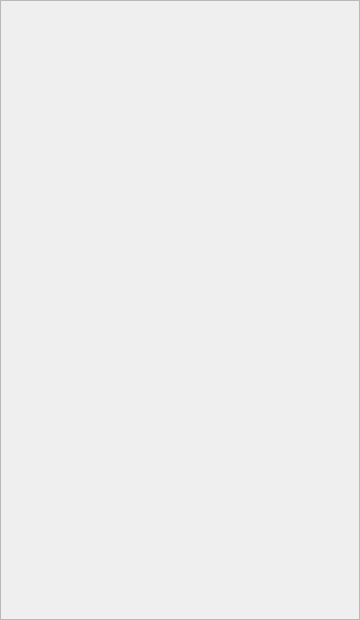
Above: ChatClient/ui/authenfrienddlg.ui from MvpBruce/MyChat before the change. Below: the same form after it.
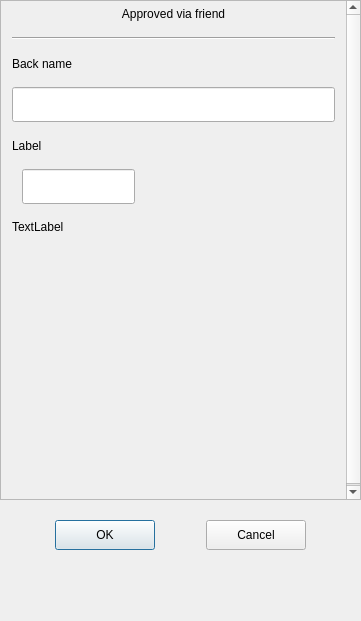
That is the form after the change. Custom widgets are drawn as their Qt base class.

Commit message: 1.get authen friend icon error 2.authen friend dlg

What changed in the file:
```diff
--- a/ChatClient/ui/authenfrienddlg.ui
+++ b/ChatClient/ui/authenfrienddlg.ui
@@ -6,8 +6,8 @@
    <rect>
     <x>0</x>
     <y>0</y>
-    <width>360</width>
-    <height>620</height>
+    <width>361</width>
+    <height>621</height>
    </rect>
   </property>
   <property name="sizePolicy">
@@ -18,14 +18,14 @@
   </property>
   <property name="minimumSize">
    <size>
-    <width>360</width>
-    <height>620</height>
+    <width>361</width>
+    <height>621</height>
    </size>
   </property>
   <property name="maximumSize">
    <size>
-    <width>360</width>
-    <height>620</height>
+    <width>361</width>
+    <height>621</height>
    </size>
   </property>
   <property name="windowTitle">
@@ -63,8 +63,8 @@
        <rect>
         <x>0</x>
         <y>0</y>
-        <width>358</width>
-        <height>618</height>
+        <width>342</width>
+        <height>500</height>
        </rect>
       </property>
       <property name="minimumSize">
@@ -73,12 +73,484 @@
         <height>500</height>
        </size>
       </property>
-      <layout class="QVBoxLayout" name="verticalLayout_3"/>
+      <layout class="QVBoxLayout" name="verticalLayout_3">
+       <property name="spacing">
+        <number>0</number>
+       </property>
+       <property name="leftMargin">
+        <number>0</number>
+       </property>
+       <property name="topMargin">
+        <number>0</number>
+       </property>
+       <property name="rightMargin">
+        <number>0</number>
+       </property>
+       <property name="bottomMargin">
+        <number>0</number>
+       </property>
+       <item>
+        <widget class="QLabel" name="applyLabel">
+         <property name="minimumSize">
+          <size>
+           <width>0</width>
+           <height>25</height>
+          </size>
+         </property>
+         <property name="maximumSize">
+          <size>
+           <width>16777215</width>
+           <height>25</height>
+          </size>
+         </property>
+         <property name="text">
+          <string>Approved via friend</string>
+         </property>
+         <property name="alignment">
+          <set>Qt::AlignmentFlag::AlignCenter</set>
+         </property>
+        </widget>
+       </item>
+       <item>
+        <widget class="QWidget" name="applyWid" native="true">
+         <layout class="QVBoxLayout" name="verticalLayout_2">
+          <property name="spacing">
+           <number>11</number>
+          </property>
+          <property name="leftMargin">
+           <number>11</number>
+          </property>
+          <property name="topMargin">
+           <number>11</number>
+          </property>
+          <property name="rightMargin">
+           <number>11</number>
+          </property>
+          <property name="bottomMargin">
+           <number>11</number>
+          </property>
+          <item>
+           <widget class="Line" name="line">
+            <property name="orientation">
+             <enum>Qt::Orientation::Horizontal</enum>
+            </property>
+           </widget>
+          </item>
+          <item>
+           <widget class="QLabel" name="label">
+            <property name="minimumSize">
+             <size>
+              <width>0</width>
+              <height>25</height>
+             </size>
+            </property>
+            <property name="maximumSize">
+             <size>
+              <width>16777215</width>
+              <height>25</height>
+             </size>
+            </property>
+            <property name="text">
+             <string>Back name</string>
+            </property>
+           </widget>
+          </item>
+          <item>
+           <widget class="SearchLineEdit" name="backEdit">
+            <property name="minimumSize">
+             <size>
+              <width>0</width>
+              <height>35</height>
+             </size>
+            </property>
+            <property name="maximumSize">
+             <size>
+              <width>16777215</width>
+              <height>35</height>
+             </size>
+            </property>
+           </widget>
+          </item>
+          <item>
+           <widget class="QLabel" name="label_2">
+            <property name="minimumSize">
+             <size>
+              <width>0</width>
+              <height>25</height>
+             </size>
+            </property>
+            <property name="maximumSize">
+             <size>
+              <width>16777215</width>
+              <height>25</height>
+             </size>
+            </property>
+            <property name="text">
+             <string>Label</string>
+            </property>
+           </widget>
+          </item>
+          <item>
+           <widget class="QWidget" name="labelGroupWid" native="true">
+            <layout class="QVBoxLayout" name="verticalLayout_4">
+             <property name="spacing">
+              <number>0</number>
+             </property>
+             <property name="leftMargin">
+              <number>0</number>
+             </property>
+             <property name="topMargin">
+              <number>0</number>
+             </property>
+             <property name="rightMargin">
+              <number>0</number>
+             </property>
+             <property name="bottomMargin">
+              <number>0</number>
+             </property>
+             <item>
+              <widget class="QWidget" name="widget" native="true">
+               <property name="minimumSize">
+                <size>
+                 <width>0</width>
+                 <height>40</height>
+                </size>
+               </property>
+               <property name="maximumSize">
+                <size>
+                 <width>16777215</width>
+                 <height>40</height>
+                </size>
+               </property>
+               <widget class="SearchLineEdit" name="labelEdit">
+                <property name="geometry">
+                 <rect>
+                  <x>10</x>
+                  <y>0</y>
+                  <width>113</width>
+                  <height>35</height>
+                 </rect>
+                </property>
+                <property name="minimumSize">
+                 <size>
+                  <width>0</width>
+                  <height>0</height>
+                 </size>
+                </property>
+                <property name="maximumSize">
+                 <size>
+                  <width>16777215</width>
+                  <height>35</height>
+                 </size>
+                </property>
+               </widget>
+              </widget>
+             </item>
+             <item>
+              <widget class="QWidget" name="inputTipWid" native="true">
+               <property name="minimumSize">
+                <size>
+                 <width>0</width>
+                 <height>0</height>
+                </size>
+               </property>
+               <layout class="QVBoxLayout" name="verticalLayout_5">
+                <property name="spacing">
+                 <number>0</number>
+                </property>
+                <property name="leftMargin">
+                 <number>0</number>
+                </property>
+                <property name="topMargin">
+                 <number>0</number>
+                </property>
+                <property name="rightMargin">
+                 <number>0</number>
+                </property>
+                <property name="bottomMargin">
+                 <number>0</number>
+                </property>
+                <item>
+                 <widget class="TipLabel" name="tipLb">
+                  <property name="minimumSize">
+                   <size>
+                    <width>0</width>
+                    <height>35</height>
+                   </size>
+                  </property>
+                  <property name="text">
+                   <string>TextLabel</string>
+                  </property>
+                 </widget>
+                </item>
+               </layout>
+              </widget>
+             </item>
+             <item>
+              <widget class="QWidget" name="widget_3" native="true">
+               <property name="minimumSize">
+                <size>
+                 <width>0</width>
+                 <height>60</height>
+                </size>
+               </property>
+               <layout class="QHBoxLayout" name="horizontalLayout">
+                <property name="spacing">
+                 <number>0</number>
+                </property>
+                <property name="leftMargin">
+                 <number>0</number>
+                </property>
+                <property name="topMargin">
+                 <number>0</number>
+                </property>
+                <property name="rightMargin">
+                 <number>0</number>
+                </property>
+                <property name="bottomMargin">
+                 <number>0</number>
+                </property>
+                <item>
+                 <widget class="QWidget" name="labelList" native="true">
+                  <property name="minimumSize">
+                   <size>
+                    <width>287</width>
+                    <height>50</height>
+                   </size>
+                  </property>
+                  <property name="maximumSize">
+                   <size>
+                    <width>287</width>
+                    <height>16777215</height>
+                   </size>
+                  </property>
+                 </widget>
+                </item>
+                <item>
+                 <widget class="QWidget" name="moreLabelWid" native="true">
+                  <property name="minimumSize">
+                   <size>
+                    <width>30</width>
+                    <height>0</height>
+                   </size>
+                  </property>
+                  <property name="maximumSize">
+                   <size>
+                    <width>30</width>
+                    <height>16777215</height>
+                   </size>
+                  </property>
+                  <layout class="QVBoxLayout" name="verticalLayout_6">
+                   <property name="spacing">
+                    <number>0</number>
+                   </property>
+                   <property name="leftMargin">
+                    <number>2</number>
+                   </property>
+                   <property name="topMargin">
+                    <number>2</number>
+                   </property>
+                   <property name="rightMargin">
+                    <number>2</number>
+                   </property>
+                   <property name="bottomMargin">
+                    <number>2</number>
+                   </property>
+                   <item>
+                    <spacer name="verticalSpacer">
+                     <property name="orientation">
+                      <enum>Qt::Orientation::Vertical</enum>
+                     </property>
+                     <property name="sizeHint" stdset="0">
+                      <size>
+                       <width>20</width>
+                       <height>154</height>
+                      </size>
+                     </property>
+                    </spacer>
+                   </item>
+                   <item>
+                    <widget class="QLabel" name="moreLabel">
+                     <property name="minimumSize">
+                      <size>
+                       <width>25</width>
+                       <height>25</height>
+                      </size>
+                     </property>
+                     <property name="maximumSize">
+                      <size>
+                       <width>25</width>
+                       <height>25</height>
+                      </size>
+                     </property>
+                     <property name="text">
+                      <string/>
+                     </property>
+                    </widget>
+                   </item>
+                   <item>
+                    <spacer name="verticalSpacer_2">
+                     <property name="orientation">
+                      <enum>Qt::Orientation::Vertical</enum>
+                     </property>
+                     <property name="sizeType">
+                      <enum>QSizePolicy::Policy::Fixed</enum>
+                     </property>
+                     <property name="sizeHint" stdset="0">
+                      <size>
+                       <width>20</width>
+                       <height>60</height>
+                      </size>
+                     </property>
+                    </spacer>
+                   </item>
+                  </layout>
+                 </widget>
+                </item>
+               </layout>
+              </widget>
+             </item>
+            </layout>
+           </widget>
+          </item>
+         </layout>
+        </widget>
+       </item>
+      </layout>
      </widget>
     </widget>
    </item>
+   <item>
+    <spacer name="verticalSpacer_3">
+     <property name="orientation">
+      <enum>Qt::Orientation::Vertical</enum>
+     </property>
+     <property name="sizeType">
+      <enum>QSizePolicy::Policy::Fixed</enum>
+     </property>
+     <property name="sizeHint" stdset="0">
+      <size>
+       <width>20</width>
+       <height>10</height>
+      </size>
+     </property>
+    </spacer>
+   </item>
+   <item>
+    <widget class="QWidget" name="applyConfirmWid" native="true">
+     <property name="minimumSize">
+      <size>
+       <width>0</width>
+       <height>50</height>
+      </size>
+     </property>
+     <layout class="QHBoxLayout" name="horizontalLayout_2">
+      <item>
+       <spacer name="horizontalSpacer">
+        <property name="orientation">
+         <enum>Qt::Orientation::Horizontal</enum>
+        </property>
+        <property name="sizeHint" stdset="0">
+         <size>
+          <width>40</width>
+          <height>20</height>
+         </size>
+        </property>
+       </spacer>
+      </item>
+      <item>
+       <widget class="StateBtn" name="okBtn">
+        <property name="minimumSize">
+         <size>
+          <width>100</width>
+          <height>30</height>
+         </size>
+        </property>
+        <property name="maximumSize">
+         <size>
+          <width>100</width>
+          <height>30</height>
+         </size>
+        </property>
+        <property name="text">
+         <string>OK</string>
+        </property>
+       </widget>
+      </item>
+      <item>
+       <spacer name="horizontalSpacer_2">
+        <property name="orientation">
+         <enum>Qt::Orientation::Horizontal</enum>
+        </property>
+        <property name="sizeHint" stdset="0">
+         <size>
+          <width>40</width>
+          <height>20</height>
+         </size>
+        </property>
+       </spacer>
+      </item>
+      <item>
+       <widget class="StateBtn" name="cancelBtn">
+        <property name="minimumSize">
+         <size>
+          <width>100</width>
+          <height>30</height>
+         </size>
+        </property>
+        <property name="text">
+         <string>Cancel</string>
+        </property>
+       </widget>
+      </item>
+      <item>
+       <spacer name="horizontalSpacer_3">
+        <property name="orientation">
+         <enum>Qt::Orientation::Horizontal</enum>
+        </property>
+        <property name="sizeHint" stdset="0">
+         <size>
+          <width>40</width>
+          <height>20</height>
+         </size>
+        </property>
+       </spacer>
+      </item>
+     </layout>
+    </widget>
+   </item>
+   <item>
+    <spacer name="verticalSpacer_4">
+     <property name="orientation">
+      <enum>Qt::Orientation::Vertical</enum>
+     </property>
+     <property name="sizeHint" stdset="0">
+      <size>
+       <width>20</width>
+       <height>40</height>
+      </size>
+     </property>
+    </spacer>
+   </item>
   </layout>
  </widget>
+ <customwidgets>
+  <customwidget>
+   <class>SearchLineEdit</class>
+   <extends>QLineEdit</extends>
+   <header location="global">widgets/searchlineedit.h</header>
+  </customwidget>
+  <customwidget>
+   <class>TipLabel</class>
+   <extends>QLabel</extends>
+   <header location="global">widgets/tiplabel.h</header>
+  </customwidget>
+  <customwidget>
+   <class>StateBtn</class>
+   <extends>QPushButton</extends>
+   <header location="global">buttons/statebtn.h</header>
+  </customwidget>
+ </customwidgets>
  <resources/>
  <connections/>
 </ui>
```
The commit also changes 5 other files.
